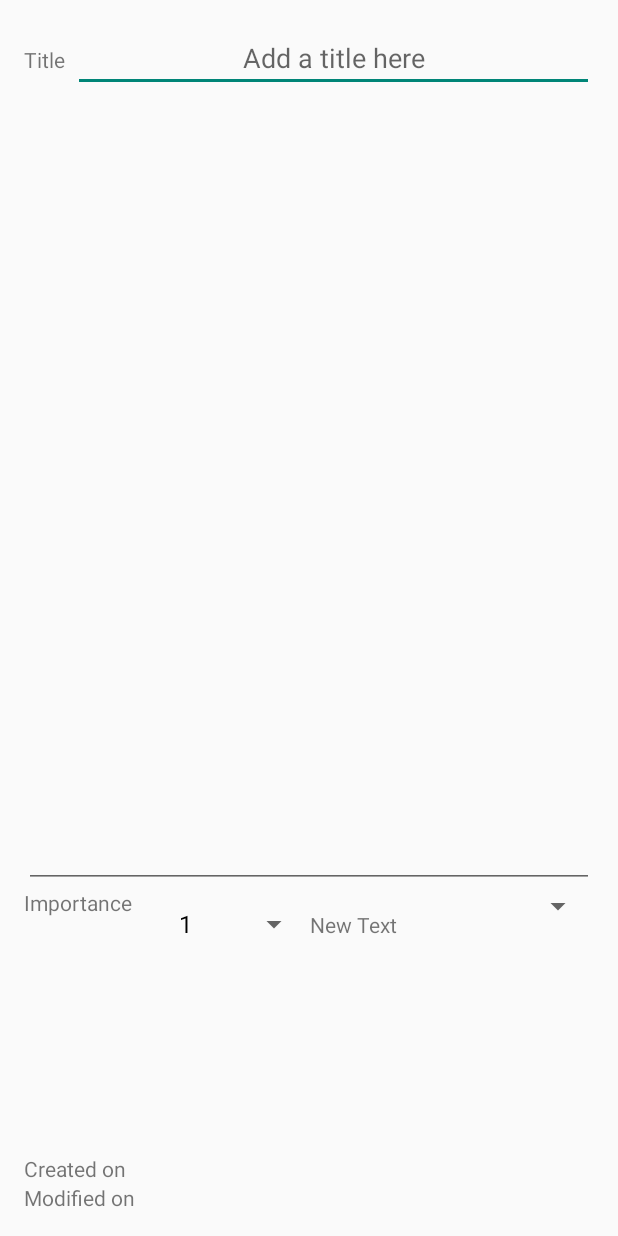
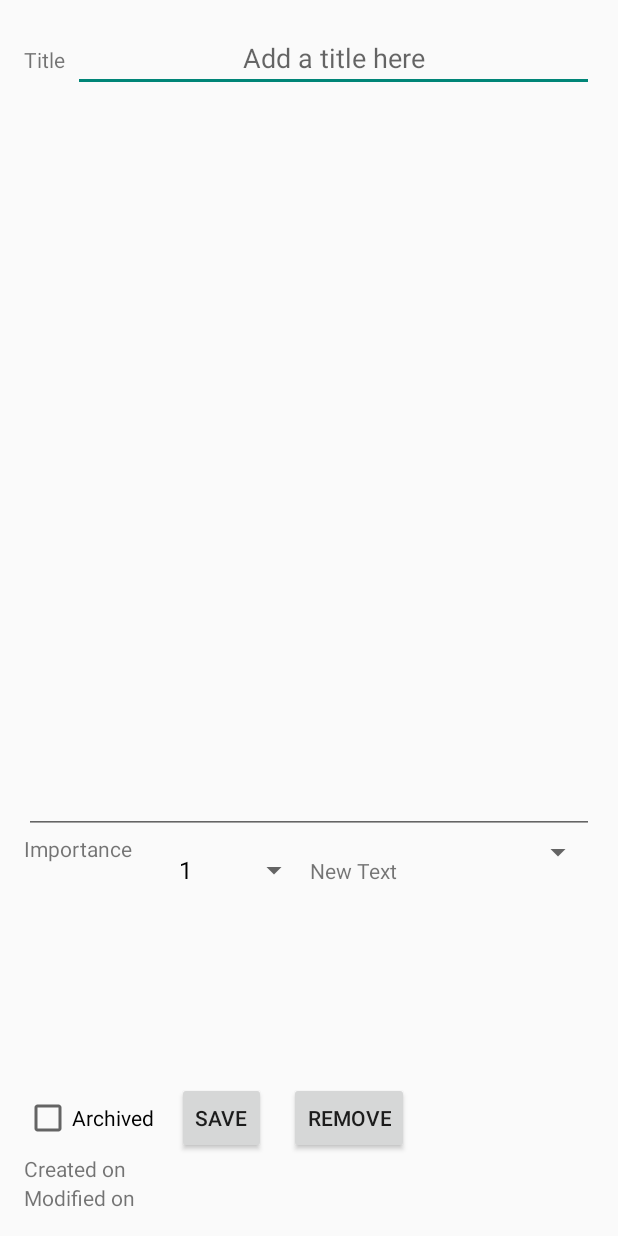
Before and after one commit to Dakstraede/SimpleNotes, an Android app: the EditNoteActivity screen opened directly, with no data from a screen before it, on a phone screen of 412 x 824 dp. Run offline under Robolectric (Android 15) with nearby library versions, the phone set to English and light mode, and no system bars.

Commit message:
Edit, Remove, updated EditNoteLayout,  not removing loading progress bar because it causes a strange behaviour when reaching the end of the list view,  fixed lastdate compare to when null

```diff
--- a/app/src/main/java/com/gp19/esgi/simplenotes/EndlessAdapter.java
+++ b/app/src/main/java/com/gp19/esgi/simplenotes/EndlessAdapter.java
@@ -6,9 +6,6 @@ import android.view.View;
 import android.view.ViewGroup;
 import android.widget.ArrayAdapter;
 import android.widget.TextView;
-
-import java.util.Collections;
-import java.util.Comparator;
 import java.util.List;
 
 public class EndlessAdapter extends ArrayAdapter {
--- a/app/src/main/java/com/gp19/esgi/simplenotes/EndlessNoteListView.java
+++ b/app/src/main/java/com/gp19/esgi/simplenotes/EndlessNoteListView.java
@@ -2,7 +2,6 @@ package com.gp19.esgi.simplenotes;
 
 import android.content.Context;
 import android.util.AttributeSet;
-import android.util.Log;
 import android.view.LayoutInflater;
 import android.view.View;
 import android.widget.AbsListView;
@@ -40,7 +39,6 @@ public class EndlessNoteListView extends ListView implements AbsListView.OnScrol
 
     @Override
     public void onScroll(AbsListView view, int firstVisibleItem, int visibleItemCount, int totalItemCount) {
-
         if (listener != null)
         {
             if (getAdapter() == null)
@@ -73,9 +71,6 @@ public class EndlessNoteListView extends ListView implements AbsListView.OnScrol
         this.removeFooterView(footer);
     }
 
-    public void removeFooter(){
-        this.removeFooterView(footer);
-    }
 
     public void addNewData(List<?> data){
         this.removeFooterView(footer);
--- a/app/src/main/res/layout/activity_edit_note.xml
+++ b/app/src/main/res/layout/activity_edit_note.xml
@@ -77,6 +77,38 @@
     </LinearLayout>
 
     <LinearLayout
+        android:orientation="horizontal"
+        android:layout_width="fill_parent"
+        android:layout_height="wrap_content">
+
+        <CheckBox
+            android:layout_width="wrap_content"
+            android:layout_height="wrap_content"
+            android:text="@string/archived_note_check_text"
+            android:id="@+id/checkBox_archived" />
+
+        <Button
+            style="?android:attr/buttonStyleSmall"
+            android:layout_width="wrap_content"
+            android:layout_height="wrap_content"
+            android:id="@+id/save_button"
+            android:text="@string/save_button"
+            android:layout_marginStart="15dp"
+            android:layout_marginLeft="15dp"
+            android:onClick="saveNote"/>
+
+        <Button
+            style="?android:attr/buttonStyleSmall"
+            android:layout_width="wrap_content"
+            android:layout_height="wrap_content"
+            android:text="@string/remove_button"
+            android:id="@+id/button2"
+            android:layout_marginStart="15dp"
+            android:layout_marginLeft="15dp"
+            android:onClick="removeNote"/>
+    </LinearLayout>
+
+    <LinearLayout
         android:orientation="vertical"
         android:layout_width="fill_parent"
         android:layout_height="wrap_content">
--- a/app/src/main/res/layout/activity_main.xml
+++ b/app/src/main/res/layout/activity_main.xml
@@ -50,7 +50,7 @@
         android:layout_height="wrap_content"
         android:text="@string/archived_check"
         android:id="@+id/checkBox"
-        android:checked="true"
+        android:checked="false"
         android:clickable="true"/>
 
     <com.gp19.esgi.simplenotes.EndlessNoteListView android:id="@+id/el"
--- a/app/src/main/res/values/strings.xml
+++ b/app/src/main/res/values/strings.xml
@@ -17,6 +17,9 @@
     <string name="archived_check">Show archived notes</string>
     <string name="create_label">Created on</string>
     <string name="modif_label">Modified on</string>
+    <string name="save_button">Save</string>
+    <string name="remove_button">Remove</string>
+    <string name="archived_note_check_text">Archived</string>
 
     <string-array name="sort_array">
         <item>Title</item>
```
Also changed, not shown: app/src/main/java/com/gp19/esgi/simplenotes/EditNoteActivity.java (+48 -2 lines), app/src/main/java/com/gp19/esgi/simplenotes/MainActivity.java (+19 -29 lines), 2 other files.
